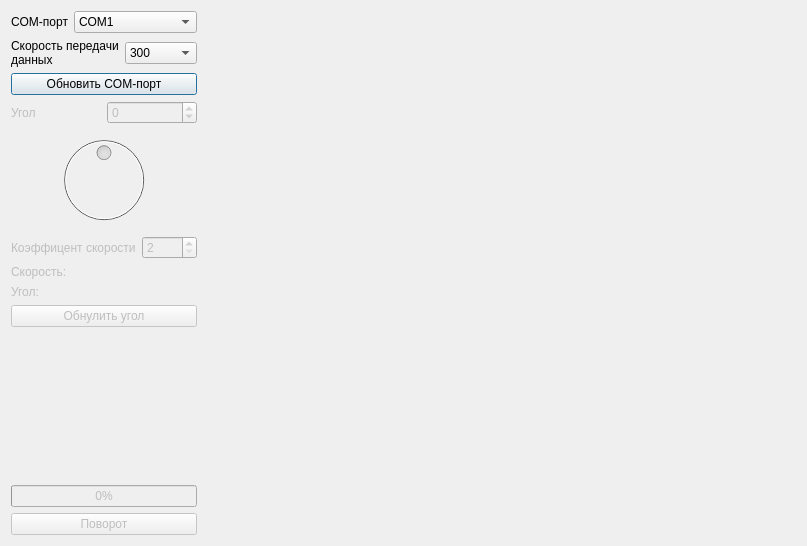
Above: gui.ui from SerKin0/PolarisationUI before the change. Below: the same form after it.
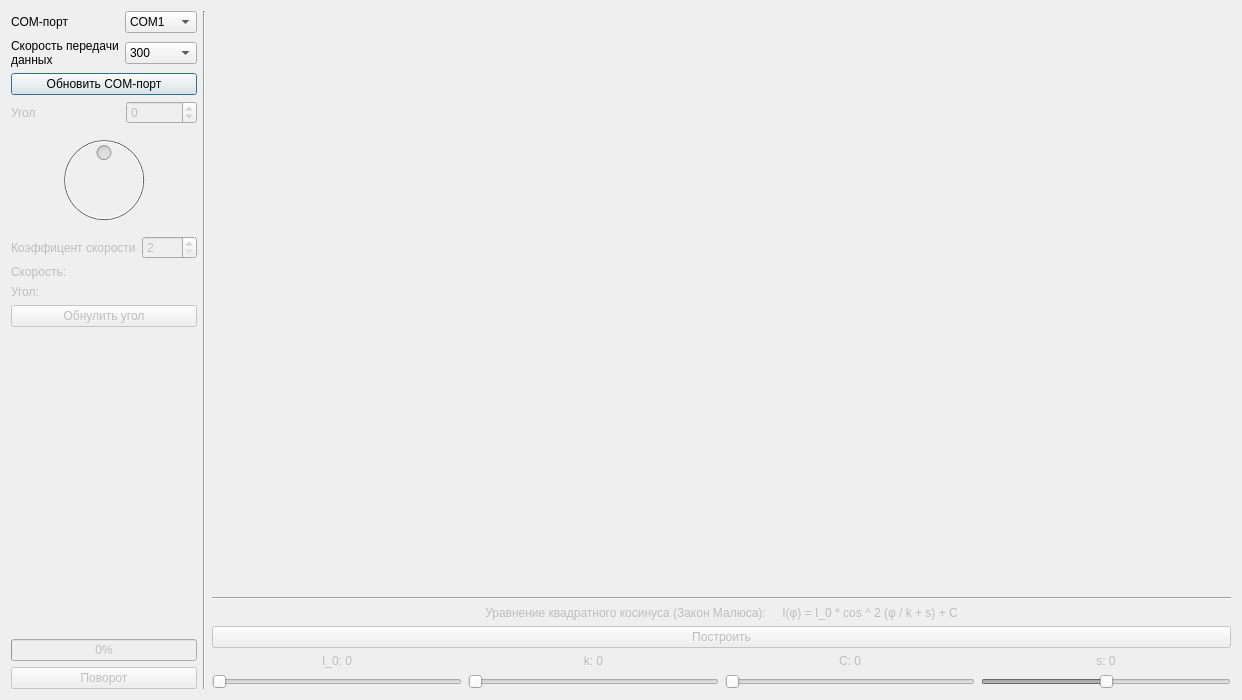
That is the form after the change.

What changed in the file:
```diff
--- a/gui.ui
+++ b/gui.ui
@@ -6,8 +6,8 @@
    <rect>
     <x>0</x>
     <y>0</y>
-    <width>807</width>
-    <height>546</height>
+    <width>1242</width>
+    <height>700</height>
    </rect>
   </property>
   <property name="windowTitle">
@@ -21,7 +21,7 @@
        <item>
         <widget class="QLabel" name="label_com">
          <property name="sizePolicy">
-          <sizepolicy hsizetype="Maximum" vsizetype="Preferred">
+          <sizepolicy hsizetype="Minimum" vsizetype="Preferred">
            <horstretch>0</horstretch>
            <verstretch>0</verstretch>
           </sizepolicy>
@@ -34,7 +34,7 @@
        <item>
         <widget class="QComboBox" name="box_com">
          <property name="sizePolicy">
-          <sizepolicy hsizetype="Preferred" vsizetype="Fixed">
+          <sizepolicy hsizetype="Maximum" vsizetype="Fixed">
            <horstretch>0</horstretch>
            <verstretch>0</verstretch>
           </sizepolicy>
@@ -191,6 +191,12 @@
          <property name="enabled">
           <bool>false</bool>
          </property>
+         <property name="sizePolicy">
+          <sizepolicy hsizetype="Minimum" vsizetype="Preferred">
+           <horstretch>0</horstretch>
+           <verstretch>0</verstretch>
+          </sizepolicy>
+         </property>
          <property name="text">
           <string>Угол</string>
          </property>
@@ -201,6 +207,12 @@
          <property name="enabled">
           <bool>false</bool>
          </property>
+         <property name="sizePolicy">
+          <sizepolicy hsizetype="Maximum" vsizetype="Fixed">
+           <horstretch>0</horstretch>
+           <verstretch>0</verstretch>
+          </sizepolicy>
+         </property>
          <property name="minimum">
           <number>-1000000</number>
          </property>
@@ -347,18 +359,207 @@
     </layout>
    </item>
    <item>
-    <widget class="QWidget" name="widget" native="true">
-     <property name="enabled">
-      <bool>true</bool>
-     </property>
-     <property name="sizePolicy">
-      <sizepolicy hsizetype="Expanding" vsizetype="Preferred">
-       <horstretch>0</horstretch>
-       <verstretch>0</verstretch>
-      </sizepolicy>
+    <widget class="Line" name="line">
+     <property name="orientation">
+      <enum>Qt::Vertical</enum>
      </property>
     </widget>
    </item>
+   <item>
+    <layout class="QVBoxLayout" name="verticalLayout_2">
+     <item>
+      <widget class="QWidget" name="widget" native="true">
+       <property name="enabled">
+        <bool>true</bool>
+       </property>
+       <property name="sizePolicy">
+        <sizepolicy hsizetype="Expanding" vsizetype="MinimumExpanding">
+         <horstretch>0</horstretch>
+         <verstretch>0</verstretch>
+        </sizepolicy>
+       </property>
+      </widget>
+     </item>
+     <item>
+      <widget class="Line" name="line_2">
+       <property name="orientation">
+        <enum>Qt::Horizontal</enum>
+       </property>
+      </widget>
+     </item>
+     <item>
+      <widget class="QLabel" name="label_cos">
+       <property name="enabled">
+        <bool>false</bool>
+       </property>
+       <property name="sizePolicy">
+        <sizepolicy hsizetype="Preferred" vsizetype="Maximum">
+         <horstretch>0</horstretch>
+         <verstretch>0</verstretch>
+        </sizepolicy>
+       </property>
+       <property name="layoutDirection">
+        <enum>Qt::LeftToRight</enum>
+       </property>
+       <property name="locale">
+        <locale language="Russian" country="Russia"/>
+       </property>
+       <property name="frameShadow">
+        <enum>QFrame::Plain</enum>
+       </property>
+       <property name="text">
+        <string>Уравнение квадратного косинуса (Закон Малюса):     I(φ) = I_0 * cos ^ 2 (φ / k + s) + C</string>
+       </property>
+       <property name="alignment">
+        <set>Qt::AlignCenter</set>
+       </property>
+      </widget>
+     </item>
+     <item>
+      <widget class="QPushButton" name="button_create_cos">
+       <property name="enabled">
+        <bool>false</bool>
+       </property>
+       <property name="text">
+        <string>Построить</string>
+       </property>
+      </widget>
+     </item>
+     <item>
+      <layout class="QHBoxLayout" name="horizontalLayout_6">
+       <item>
+        <layout class="QVBoxLayout" name="verticalLayout_3">
+         <item>
+          <widget class="QLabel" name="label_I_0">
+           <property name="enabled">
+            <bool>false</bool>
+           </property>
+           <property name="text">
+            <string>I_0: 0</string>
+           </property>
+           <property name="alignment">
+            <set>Qt::AlignCenter</set>
+           </property>
+          </widget>
+         </item>
+         <item>
+          <widget class="QSlider" name="slider_I_0">
+           <property name="enabled">
+            <bool>false</bool>
+           </property>
+           <property name="maximum">
+            <number>100</number>
+           </property>
+           <property name="orientation">
+            <enum>Qt::Horizontal</enum>
+           </property>
+          </widget>
+         </item>
+        </layout>
+       </item>
+       <item>
+        <layout class="QVBoxLayout" name="verticalLayout_5">
+         <item>
+          <widget class="QLabel" name="label_k">
+           <property name="enabled">
+            <bool>false</bool>
+           </property>
+           <property name="text">
+            <string>k: 0</string>
+           </property>
+           <property name="alignment">
+            <set>Qt::AlignCenter</set>
+           </property>
+          </widget>
+         </item>
+         <item>
+          <widget class="QSlider" name="slider_k">
+           <property name="enabled">
+            <bool>false</bool>
+           </property>
+           <property name="minimum">
+            <number>1</number>
+           </property>
+           <property name="maximum">
+            <number>500</number>
+           </property>
+           <property name="orientation">
+            <enum>Qt::Horizontal</enum>
+           </property>
+          </widget>
+         </item>
+        </layout>
+       </item>
+       <item>
+        <layout class="QVBoxLayout" name="verticalLayout_4">
+         <item>
+          <widget class="QLabel" name="label_C">
+           <property name="enabled">
+            <bool>false</bool>
+           </property>
+           <property name="text">
+            <string>C: 0</string>
+           </property>
+           <property name="alignment">
+            <set>Qt::AlignCenter</set>
+           </property>
+          </widget>
+         </item>
+         <item>
+          <widget class="QSlider" name="slider_C">
+           <property name="enabled">
+            <bool>false</bool>
+           </property>
+           <property name="maximum">
+            <number>150</number>
+           </property>
+           <property name="orientation">
+            <enum>Qt::Horizontal</enum>
+           </property>
+          </widget>
+         </item>
+        </layout>
+       </item>
+       <item>
+        <layout class="QVBoxLayout" name="verticalLayout_6">
+         <item>
+          <widget class="QLabel" name="label_s">
+           <property name="enabled">
+            <bool>false</bool>
+           </property>
+           <property name="text">
+            <string>s: 0</string>
+           </property>
+           <property name="alignment">
+            <set>Qt::AlignCenter</set>
+           </property>
+          </widget>
+         </item>
+         <item>
+          <widget class="QSlider" name="slider_s">
+           <property name="enabled">
+            <bool>false</bool>
+           </property>
+           <property name="minimum">
+            <number>-50</number>
+           </property>
+           <property name="maximum">
+            <number>50</number>
+           </property>
+           <property name="pageStep">
+            <number>1</number>
+           </property>
+           <property name="orientation">
+            <enum>Qt::Horizontal</enum>
+           </property>
+          </widget>
+         </item>
+        </layout>
+       </item>
+      </layout>
+     </item>
+    </layout>
+   </item>
   </layout>
  </widget>
  <resources/>
```
Left out of the diff: 6 changed lines with no effect on the pictures.
